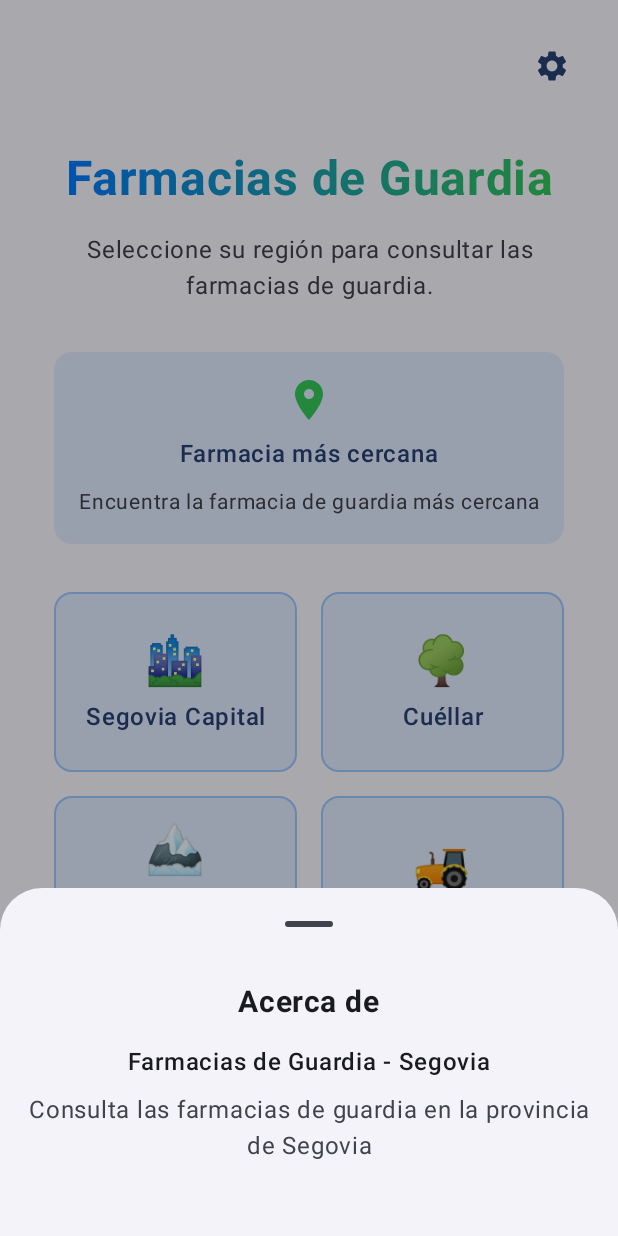
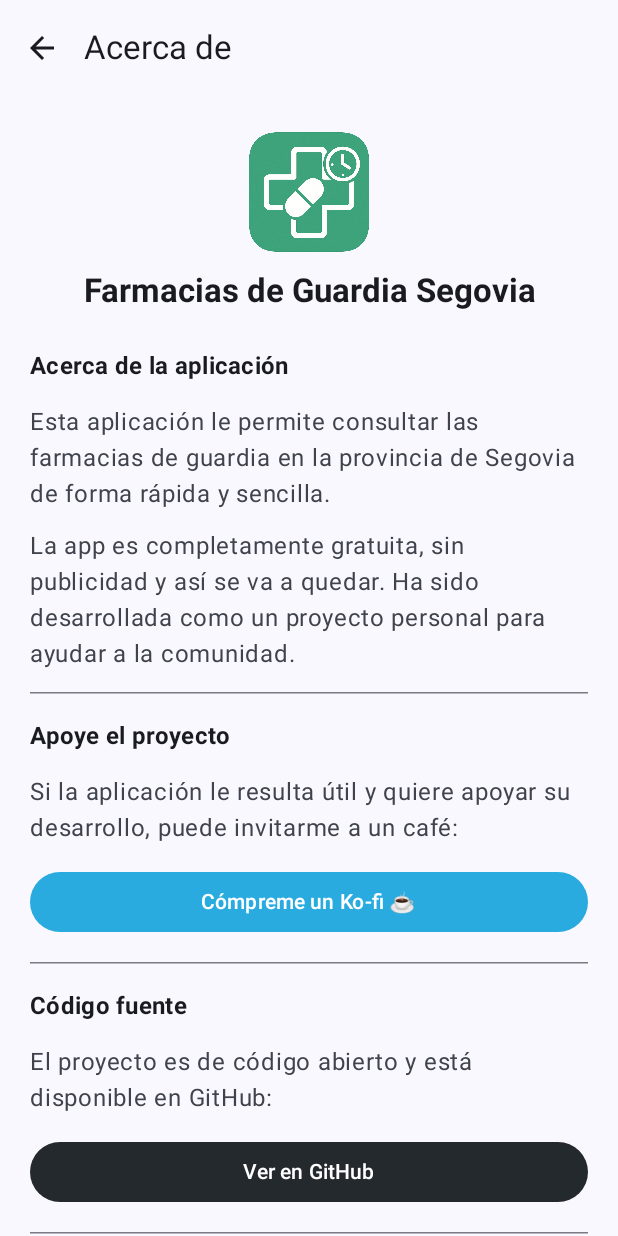
Before and after one commit to bFollon/farmacias-de-guardia-segovia, an Android app built with Jetpack Compose: the MainScreen screen opened through its navigation route, after a tap on "Acerca de", on a phone screen of 412 x 824 dp. Run offline under Robolectric (Android 15) with nearby library versions, the phone set to English and light mode, and no system bars.

Commit message:
Adds about screen and updates version
Introduces an about screen with app details, support links, and contact options.
Updates app version to 0.0.1 and increments versionCode.
Improves navigation by adding a route to the about screen.

```diff
--- a/android/app/build.gradle.kts
+++ b/android/app/build.gradle.kts
@@ -13,8 +13,8 @@ android {
         applicationId = "com.github.bfollon.farmaciasdeguardiaensegovia"
         minSdk = 26
         targetSdk = 36
-        versionCode = 1
-        versionName = "1.0"
+        versionCode = 2
+        versionName = "0.0.1"
 
         testInstrumentationRunner = "androidx.test.runner.AndroidJUnitRunner"
     }
--- a/android/app/src/main/java/com/github/bfollon/farmaciasdeguardiaensegovia/MainActivity.kt
+++ b/android/app/src/main/java/com/github/bfollon/farmaciasdeguardiaensegovia/MainActivity.kt
@@ -22,6 +22,7 @@ import com.github.bfollon.farmaciasdeguardiaensegovia.data.ZBS
 import com.github.bfollon.farmaciasdeguardiaensegovia.services.CoordinateCache
 import com.github.bfollon.farmaciasdeguardiaensegovia.services.DebugConfig
 import com.github.bfollon.farmaciasdeguardiaensegovia.services.RouteCache
+import com.github.bfollon.farmaciasdeguardiaensegovia.ui.screens.AboutScreen
 import com.github.bfollon.farmaciasdeguardiaensegovia.ui.screens.CantalejoInfoScreen
 import com.github.bfollon.farmaciasdeguardiaensegovia.ui.screens.MainScreen
 import com.github.bfollon.farmaciasdeguardiaensegovia.ui.screens.ScheduleScreen
@@ -88,7 +89,7 @@ fun AppNavigation() {
                     // TODO: Navigate to settings
                 },
                 onAboutClick = {
-                    // TODO: Navigate to about
+                    navController.navigate("about")
                 }
             )
         }
@@ -155,5 +156,13 @@ fun AppNavigation() {
                 }
             )
         }
+
+        composable("about") {
+            AboutScreen(
+                onBack = {
+                    navController.popBackStack()
+                }
+            )
+        }
     }
 }
--- /dev/null
+++ b/android/app/src/main/java/com/github/bfollon/farmaciasdeguardiaensegovia/data/AppConfig.kt
@@ -0,0 +1,96 @@
+/*
+ * Copyright (C) 2025  Bruno Follon (@bFollon)
+ *
+ * This program is free software: you can redistribute it and/or modify
+ * it under the terms of the GNU General Public License as published by
+ * the Free Software Foundation, either version 3 of the License, or
+ * (at your option) any later version.
+ *
+ * This program is distributed in the hope that it will be useful,
+ * but WITHOUT ANY WARRANTY; without even the implied warranty of
+ * MERCHANTABILITY or FITNESS FOR A PARTICULAR PURPOSE.  See the
+ * GNU General Public License for more details.
+ *
+ * You should have received a copy of the GNU General Public License
+ * along with this program.  If not, see <https://www.gnu.org/licenses/>.
+ */
+
+package com.github.bfollon.farmaciasdeguardiaensegovia.data
+
+import java.net.URLEncoder
+
+/**
+ * Global application configuration
+ */
+object AppConfig {
+    /** Contact email for error reporting, feedback, and general inquiries */
+    const val CONTACT_EMAIL = "bfollon.dev@icloud.com"
+
+    /** Ko-fi support link */
+    const val KOFI_URL = "https://ko-fi.com/bfollon"
+
+    /** GitHub repository URL */
+    const val GITHUB_REPO_URL = "https://github.com/bFollon/farmacias-de-guardia-segovia"
+
+    /** GitHub profile URL */
+    const val GITHUB_PROFILE_URL = "https://github.com/bFollon"
+
+    /**
+     * Email links for common contact purposes
+     */
+    object EmailLinks {
+        /**
+         * For reporting errors in pharmacy schedule data
+         */
+        fun errorReport(
+            subject: String = "Error en Farmacias de Guardia",
+            body: String = ""
+        ): String {
+            val finalBody = body.ifEmpty { defaultErrorReportBody }
+            val encodedSubject = URLEncoder.encode(subject, "UTF-8")
+            val encodedBody = URLEncoder.encode(finalBody, "UTF-8")
+            return "mailto:$CONTACT_EMAIL?subject=$encodedSubject&body=$encodedBody"
+        }
+
+        /**
+         * For feedback and feature requests
+         */
+        fun feedback(
+            subject: String = "Sugerencias y mejoras - Farmacias de Guardia",
+            body: String = "Me gustaría sugerir..."
+        ): String {
+            val encodedSubject = URLEncoder.encode(subject, "UTF-8")
+            val encodedBody = URLEncoder.encode(body, "UTF-8")
+            return "mailto:$CONTACT_EMAIL?subject=$encodedSubject&body=$encodedBody"
+        }
+
+        /**
+         * For general contact
+         */
+        fun general(
+            subject: String = "Contacto - Farmacias de Guardia",
+            body: String = ""
+        ): String {
+            val encodedSubject = URLEncoder.encode(subject, "UTF-8")
+            val encodedBody = URLEncoder.encode(body, "UTF-8")
+            return "mailto:$CONTACT_EMAIL?subject=$encodedSubject&body=$encodedBody"
+        }
+
+        /**
+         * Default body template for error reports
+         */
+        private val defaultErrorReportBody = """
+            Hola,
+
+            He encontrado un error en la información mostrada en la app.
+
+            Detalles del error:
+
+
+            La información correcta es:
+
+
+            Gracias.
+        """.trimIndent()
+    }
+}
--- /dev/null
+++ b/android/app/src/main/java/com/github/bfollon/farmaciasdeguardiaensegovia/ui/screens/AboutScreen.kt
@@ -0,0 +1,371 @@
+/*
+ * Copyright (C) 2025  Bruno Follon (@bFollon)
+ *
+ * This program is free software: you can redistribute it and/or modify
+ * it under the terms of the GNU General Public License as published by
+ * the Free Software Foundation, either version 3 of the License, or
+ * (at your option) any later version.
+ *
+ * This program is distributed in the hope that it will be useful,
+ * but WITHOUT ANY WARRANTY; without even the implied warranty of
+ * MERCHANTABILITY or FITNESS FOR A PARTICULAR PURPOSE.  See the
+ * GNU General Public License for more details.
+ *
+ * You should have received a copy of the GNU General Public License
+ * along with this program.  If not, see <https://www.gnu.org/licenses/>.
+ */
+
+package com.github.bfollon.farmaciasdeguardiaensegovia.ui.screens
+
+import android.content.Context
+import android.content.Intent
+import android.net.Uri
+import androidx.compose.foundation.Image
+import androidx.compose.foundation.clickable
+import androidx.compose.foundation.layout.*
+import androidx.compose.foundation.rememberScrollState
+import androidx.compose.foundation.verticalScroll
+import androidx.compose.material.icons.Icons
+import androidx.compose.material.icons.automirrored.filled.ArrowBack
+import androidx.compose.material.icons.filled.BugReport
+import androidx.compose.material.icons.filled.Lightbulb
+import androidx.compose.material3.*
+import androidx.compose.runtime.Composable
+import androidx.compose.ui.Alignment
+import androidx.compose.ui.Modifier
+import androidx.compose.ui.graphics.Color
+import androidx.compose.ui.platform.LocalContext
+import androidx.compose.ui.res.painterResource
+import androidx.compose.ui.text.font.FontStyle
+import androidx.compose.ui.text.font.FontWeight
+import androidx.compose.ui.text.style.TextAlign
+import androidx.compose.ui.text.style.TextDecoration
+import androidx.compose.ui.unit.dp
+import com.github.bfollon.farmaciasdeguardiaensegovia.R
+import com.github.bfollon.farmaciasdeguardiaensegovia.data.AppConfig
+
+/**
+ * About screen that displays app information, support options, and contact details
+ * Matches iOS AboutView content structure with Material 3 design system
+ */
+@OptIn(ExperimentalMaterial3Api::class)
+@Composable
+fun AboutScreen(
+    onBack: () -> Unit
+) {
+    val context = LocalContext.current
+    val scrollState = rememberScrollState()
+
+    Scaffold(
+        topBar = {
+            TopAppBar(
+                title = {
+                    Text("Acerca de")
+                },
+                navigationIcon = {
+                    IconButton(onClick = onBack) {
+                        Icon(
+                            imageVector = Icons.AutoMirrored.Filled.ArrowBack,
+                            contentDescription = "Volver"
+                        )
+                    }
+                },
+                colors = TopAppBarDefaults.topAppBarColors(
+                    containerColor = MaterialTheme.colorScheme.surface
+                )
+            )
+        }
+    ) { paddingValues ->
+        Column(
+            modifier = Modifier
+                .fillMaxSize()
+                .padding(paddingValues)
+                .verticalScroll(scrollState)
+                .padding(horizontal = 20.dp),
+            horizontalAlignment = Alignment.Start
+        ) {
+            Spacer(modifier = Modifier.height(24.dp))
+
+            // Header with logo and app title
+            Column(
+                modifier = Modifier.fillMaxWidth(),
+                horizontalAlignment = Alignment.CenterHorizontally,
+                verticalArrangement = Arrangement.spacedBy(12.dp)
+            ) {
+                Image(
+                    painter = painterResource(id = R.drawable.splash_logo),
+                    contentDescription = "App Logo",
+                    modifier = Modifier.height(80.dp)
+                )
+
+                Text(
+                    text = "Farmacias de Guardia Segovia",
+                    style = MaterialTheme.typography.titleLarge,
+                    fontWeight = FontWeight.Bold,
+                    textAlign = TextAlign.Center
+                )
+            }
+
+            Spacer(modifier = Modifier.height(24.dp))
+
+            // App Description Section
+            Column(
+                verticalArrangement = Arrangement.spacedBy(16.dp)
+            ) {
+                Text(
+                    text = "Acerca de la aplicación",
+                    style = MaterialTheme.typography.titleMedium,
+                    fontWeight = FontWeight.Bold,
+                    color = MaterialTheme.colorScheme.onSurface
+                )
+
+                Text(
+                    text = "Esta aplicación le permite consultar las farmacias de guardia en la provincia de Segovia de forma rápida y sencilla.",
+                    style = MaterialTheme.typography.bodyLarge,
+                    color = MaterialTheme.colorScheme.onSurfaceVariant
+                )
+
+                Text(
+                    text = "La app es completamente gratuita, sin publicidad y así se va a quedar. Ha sido desarrollada como un proyecto personal para ayudar a la comunidad.",
+                    style = MaterialTheme.typography.bodyLarge,
+                    color = MaterialTheme.colorScheme.onSurfaceVariant
+                )
+            }
+
+            Spacer(modifier = Modifier.height(16.dp))
+            HorizontalDivider()
+            Spacer(modifier = Modifier.height(16.dp))
+
+            // Support Section
+            Column(
+                verticalArrangement = Arrangement.spacedBy(16.dp)
+            ) {
+                Text(
+                    text = "Apoye el proyecto",
+                    style = MaterialTheme.typography.titleMedium,
+                    fontWeight = FontWeight.Bold,
+                    color = MaterialTheme.colorScheme.onSurface
+                )
+
+                Text(
+                    text = "Si la aplicación le resulta útil y quiere apoyar su desarrollo, puede invitarme a un café:",
+                    style = MaterialTheme.typography.bodyLarge,
+                    color = MaterialTheme.colorScheme.onSurfaceVariant
+                )
+
+                Button(
+                    onClick = {
+                        openUrl(context, AppConfig.KOFI_URL)
+                    },
+                    colors = ButtonDefaults.buttonColors(
+                        containerColor = Color(0xFF29ABE0) // Ko-fi blue color
+                    ),
+                    modifier = Modifier.fillMaxWidth()
+                ) {
+                    Text(
+                        text = "Cómpreme un Ko-fi ☕",
+                        fontWeight = FontWeight.Medium
+                    )
+                }
+            }
+
+            Spacer(modifier = Modifier.height(16.dp))
+            HorizontalDivider()
+            Spacer(modifier = Modifier.height(16.dp))
+
+            // Source Code Section
+            Column(
+                verticalArrangement = Arrangement.spacedBy(16.dp)
+            ) {
+                Text(
+                    text = "Código fuente",
+                    style = MaterialTheme.typography.titleMedium,
+                    fontWeight = FontWeight.Bold,
+                    color = MaterialTheme.colorScheme.onSurface
+                )
+
+                Text(
+                    text = "El proyecto es de código abierto y está disponible en GitHub:",
+                    style = MaterialTheme.typography.bodyLarge,
+                    color = MaterialTheme.colorScheme.onSurfaceVariant
+                )
+
+                Button(
+                    onClick = {
+                        openUrl(context, AppConfig.GITHUB_REPO_URL)
+                    },
+                    colors = ButtonDefaults.buttonColors(
+                        containerColor = Color(0xFF24292E) // GitHub dark color
+                    ),
+                    modifier = Modifier.fillMaxWidth()
+                ) {
+                    Text(
+                        text = "Ver en GitHub",
+                        fontWeight = FontWeight.Medium
+                    )
+                }
+            }
+
+            Spacer(modifier = Modifier.height(16.dp))
+            HorizontalDivider()
+            Spacer(modifier = Modifier.height(16.dp))
+
+            // Contact & Feedback Section
+            Column(
+                verticalArrangement = Arrangement.spacedBy(16.dp)
+            ) {
+                Text(
+                    text = "Contacto y sugerencias",
+                    style = MaterialTheme.typography.titleMedium,
+                    fontWeight = FontWeight.Bold,
+                    color = MaterialTheme.colorScheme.onSurface
+                )
+
+                Text(
+                    text = "¿Ha encontrado algún error o tiene ideas para mejorar la app?",
+                    style = MaterialTheme.typography.bodyLarge,
+                    color = MaterialTheme.colorScheme.onSurfaceVariant
+                )
+
+                Column(
+                    verticalArrangement = Arrangement.spacedBy(12.dp)
+                ) {
+                    // Error reporting card
+                    Card(
+                        modifier = Modifier
+                            .fillMaxWidth()
+                            .clickable {
+                                openEmail(context, AppConfig.EmailLinks.errorReport())
+                            },
+                        colors = CardDefaults.cardColors(
+                            containerColor = MaterialTheme.colorScheme.surfaceContainerLow
+                        )
+                    ) {
+                        Row(
+                            modifier = Modifier
+                                .fillMaxWidth()
+                                .padding(16.dp),
+                            horizontalArrangement = Arrangement.SpaceBetween,
+                            verticalAlignment = Alignment.CenterVertically
+                        ) {
+                            Row(
+                                horizontalArrangement = Arrangement.spacedBy(12.dp),
+                                verticalAlignment = Alignment.CenterVertically
+                            ) {
+                                Icon(
+                                    imageVector = Icons.Default.BugReport,
+                                    contentDescription = null,
+                                    tint = Color(0xFFFF9800) // Orange
+                                )
+                                Text(
+                                    text = "Reportar error",
+                                    style = MaterialTheme.typography.bodyLarge,
+                                    color = MaterialTheme.colorScheme.onSurface
+                                )
+                            }
+                            Icon(
+                                imageVector = Icons.AutoMirrored.Filled.ArrowBack,
+                                contentDescription = null,
+                                tint = MaterialTheme.colorScheme.onSurfaceVariant,
+                                modifier = Modifier.size(16.dp)
+                            )
+                        }
+                    }
+
+                    // Suggestions card
+                    Card(
+                        modifier = Modifier
+                            .fillMaxWidth()
+                            .clickable {
+                                openEmail(context, AppConfig.EmailLinks.feedback())
+                            },
+                        colors = CardDefaults.cardColors(
+                            containerColor = MaterialTheme.colorScheme.surfaceContainerLow
+                        )
+                    ) {
+                        Row(
+                            modifier = Modifier
+                                .fillMaxWidth()
+                                .padding(16.dp),
+                            horizontalArrangement = Arrangement.SpaceBetween,
+                            verticalAlignment = Alignment.CenterVertically
+                        ) {
+                            Row(
+                                horizontalArrangement = Arrangement.spacedBy(12.dp),
+                                verticalAlignment = Alignment.CenterVertically
+                            ) {
+                                Icon(
+                                    imageVector = Icons.Default.Lightbulb,
+                                    contentDescription = null,
+                                    tint = MaterialTheme.colorScheme.primary
+                                )
+                                Text(
+                                    text = "Enviar sugerencia",
+                                    style = MaterialTheme.typography.bodyLarge,
+                                    color = MaterialTheme.colorScheme.onSurface
+                                )
+                            }
+                            Icon(
+                                imageVector = Icons.AutoMirrored.Filled.ArrowBack,
+                                contentDescription = null,
+                                tint = MaterialTheme.colorScheme.onSurfaceVariant,
+                                modifier = Modifier.size(16.dp)
+                            )
+                        }
+                    }
+                }
+            }
+
+            Spacer(modifier = Modifier.height(16.dp))
+            HorizontalDivider()
+            Spacer(modifier = Modifier.height(16.dp))
+
+            // Legal Notice Section
+            Column(
+                verticalArrangement = Arrangement.spacedBy(12.dp)
+            ) {
+                Text(
+                    text = "Aviso legal",
+                    style = MaterialTheme.typography.titleMedium,
+                    fontWeight = FontWeight.Bold,
+                    color = MaterialTheme.colorScheme.onSurface
+                )
+
+                Text(
+                    text = "Los horarios mostrados son informativos. Se recomienda confirmar la información antes de desplazarse a la farmacia.",
+                    style = MaterialTheme.typography.bodySmall,
+                    color = MaterialTheme.colorScheme.onSurfaceVariant,
+                    fontStyle = FontStyle.Italic
+                )
+
+                Text(
+                    text = "Desarrollado por @bFollon",
+                    style = MaterialTheme.typography.bodySmall,
+                    color = MaterialTheme.colorScheme.primary,
+                    textDecoration = TextDecoration.Underline,
+                    modifier = Modifier.clickable {
+                        openUrl(context, AppConfig.GITHUB_PROFILE_URL)
+                    }
+                )
+            }
+
+            Spacer(modifier = Modifier.height(50.dp))
+        }
+    }
+}
+
+/**
+ * Open a URL in the browser
+ */
+private fun openUrl(context: Context, url: String) {
+    val intent = Intent(Intent.ACTION_VIEW, Uri.parse(url))
+    context.startActivity(intent)
+}
+
+/**
+ * Open email client with pre-filled email
+ */
+private fun openEmail(context: Context, mailtoUrl: String) {
+    val intent = Intent(Intent.ACTION_VIEW, Uri.parse(mailtoUrl))
+    context.startActivity(intent)
+}
--- a/android/app/src/main/java/com/github/bfollon/farmaciasdeguardiaensegovia/ui/screens/MainScreen.kt
+++ b/android/app/src/main/java/com/github/bfollon/farmaciasdeguardiaensegovia/ui/screens/MainScreen.kt
@@ -49,7 +49,6 @@ fun MainScreen(
     onAboutClick: () -> Unit = {}
 ) {
     var showingSettings by remember { mutableStateOf(false) }
-    var showingAbout by remember { mutableStateOf(false) }
 
     Scaffold(
         modifier = Modifier.fillMaxSize(),
@@ -139,7 +138,7 @@ fun MainScreen(
 
             // About button
             TextButton(
-                onClick = { showingAbout = true }
+                onClick = onAboutClick
             ) {
                 Text(
                     text = "Acerca de",
@@ -173,39 +172,6 @@ fun MainScreen(
                 Text(
                     text = "Próximamente",
                     color = MaterialTheme.colorScheme.onSurfaceVariant
-                )
-                Spacer(modifier = Modifier.height(32.dp))
-            }
-        }
-    }
-
-    // About bottom sheet (placeholder)
-    if (showingAbout) {
-        ModalBottomSheet(
-            onDismissRequest = { showingAbout = false }
-        ) {
-            Column(
-                modifier = Modifier
-                    .fillMaxWidth()
-                    .padding(16.dp),
-                horizontalAlignment = Alignment.CenterHorizontally
-            ) {
-                Text(
-                    text = "Acerca de",
-                    fontSize = 20.sp,
-                    fontWeight = FontWeight.Bold
-                )
-                Spacer(modifier = Modifier.height(16.dp))
-                Text(
-                    text = "Farmacias de Guardia - Segovia",
-                    fontSize = 16.sp,
-                    fontWeight = FontWeight.Medium
-                )
-                Spacer(modifier = Modifier.height(8.dp))
-                Text(
-                    text = "Consulta las farmacias de guardia en la provincia de Segovia",
-                    color = MaterialTheme.colorScheme.onSurfaceVariant,
-                    textAlign = TextAlign.Center
                 )
                 Spacer(modifier = Modifier.height(32.dp))
             }
```
